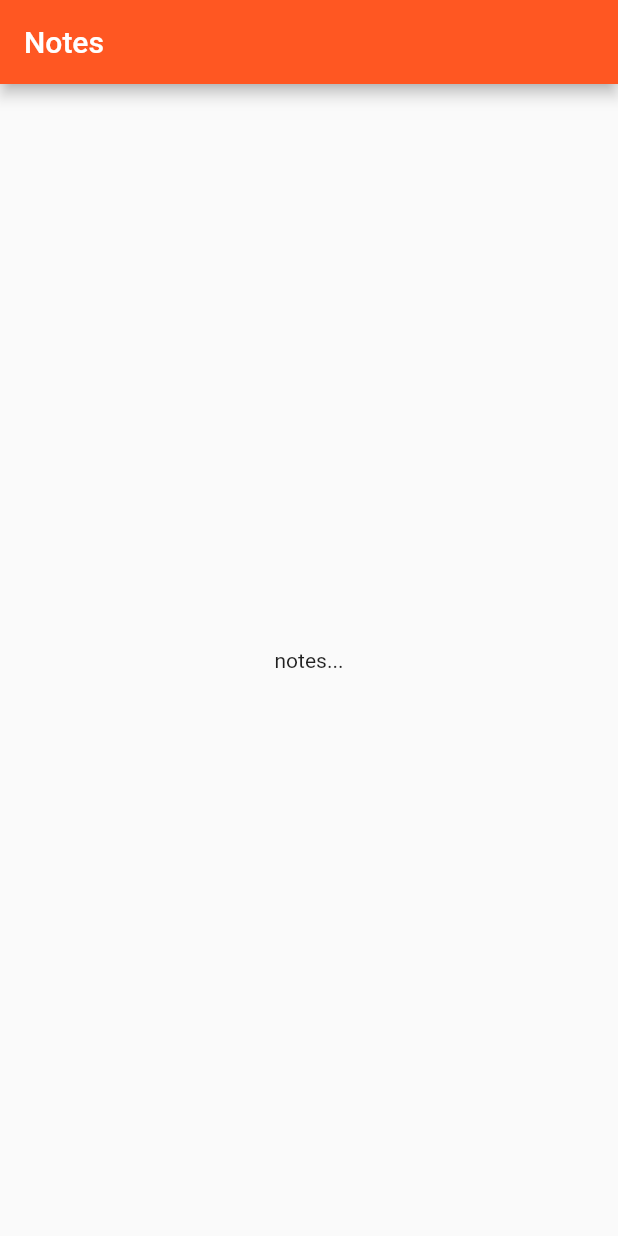
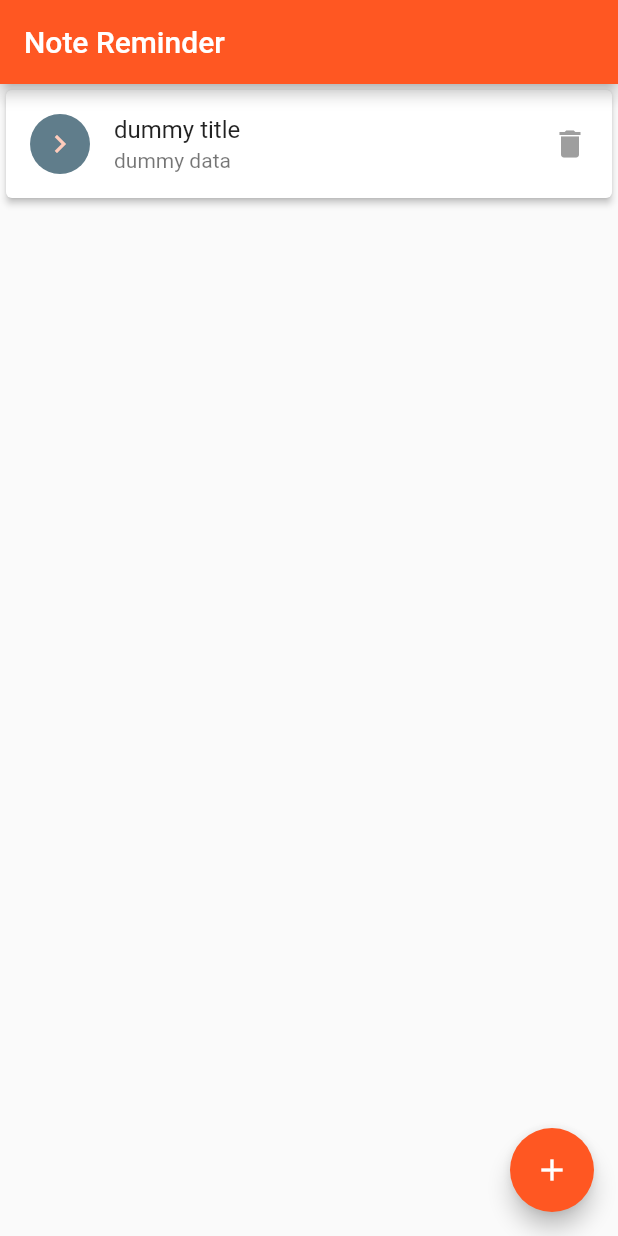
Before and after one commit to rLukes/note_reminder, a Flutter app: the screen it shows after launch, on a phone screen of 412 x 824 dp. Run offline on Flutter 3.47's test engine with Material 2 defaults, Android fonts, the phone set to English and light mode, and no system bars.

Commit message:
added note list with dummy data

```diff
--- a/lib/screens/note_list.dart
+++ b/lib/screens/note_list.dart
@@ -6,17 +6,49 @@ class NoteList extends StatefulWidget {
 }
 
 class _NoteListState extends State<NoteList> {
+  int count = 1;
+
   @override
   Widget build(BuildContext context) {
     return Scaffold(
       appBar: AppBar(
-        title: Text('Notes'),
+        title: Text('Note Reminder'),
       ),
       body: getNoteListView(),
+      floatingActionButton: FloatingActionButton(
+        child: Icon(Icons.add),
+        onPressed: (){
+
+        },
+      ),
     );
   }
 
-  getNoteListView(){
-    return Center(child: Text("notes..."),);
+  getNoteListView() {
+    TextStyle titleStyle = Theme.of(context).textTheme.subhead;
+    return ListView.builder(
+      itemBuilder: (BuildContext context, int index) {
+        return Card(
+          color: Colors.white,
+          elevation: 2.0,
+          child: ListTile(
+            leading: CircleAvatar(
+              backgroundColor: Colors.blueGrey,
+              child: Icon(Icons.keyboard_arrow_right),
+            ),
+            title: Text(
+              "dummy title",
+              style: titleStyle,
+            ),
+            subtitle: Text("dummy data"),
+            trailing: Icon(Icons.delete, color: Colors.grey),
+            onTap: () {
+
+            },
+          ),
+        );
+      },
+      itemCount: count,
+    );
   }
 }
```
